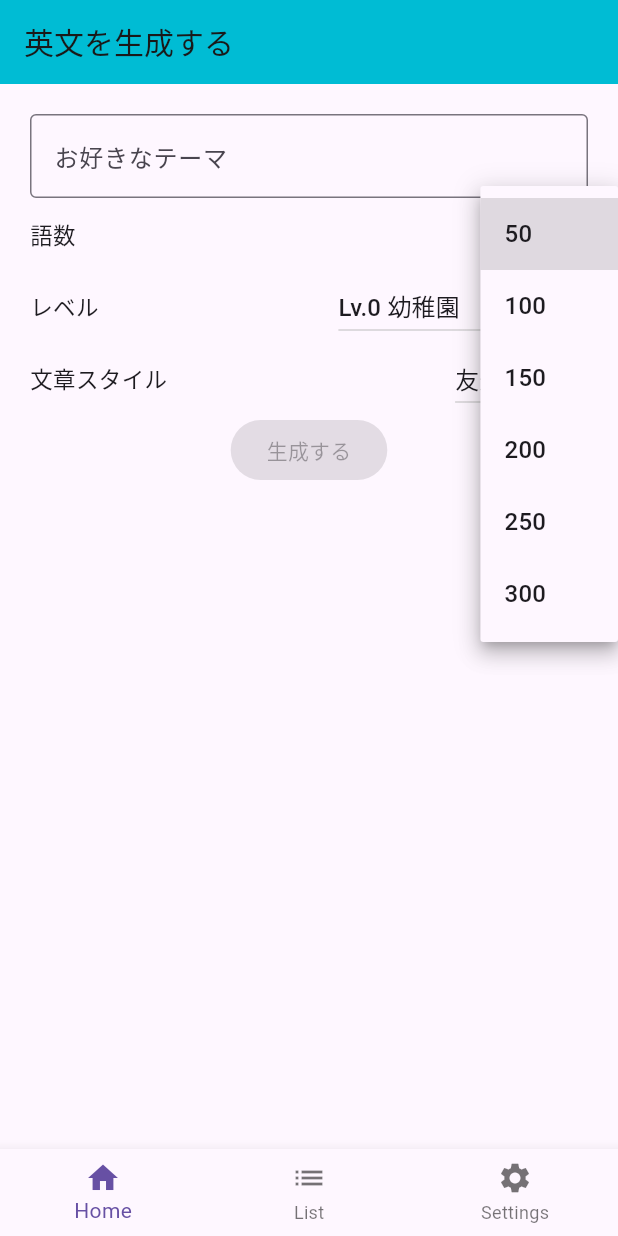
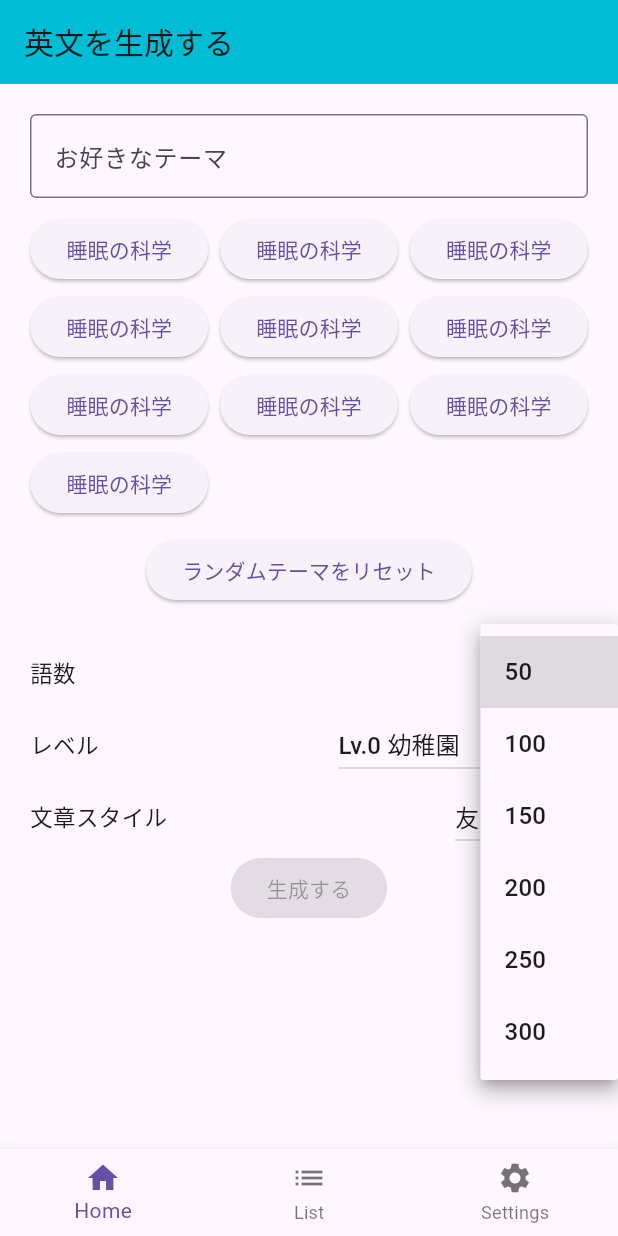
Before and after one commit to ffffgggg5/EnglishGenerate, a Flutter app: the screen it shows after launch, after a tap on "50", on a phone screen of 412 x 824 dp. Run offline on Flutter 3.47's test engine with Material 3 defaults, Android fonts, the phone set to English and light mode, and no system bars; our stand-ins replace audioplayers, flutter_dotenv, settings_ui, sqflite; missing offline and left inert: chat_gpt_sdk; accounts and stored records are empty.

Commit message:
ランダムテーマを追加

```diff
--- a/lib/main.dart
+++ b/lib/main.dart
@@ -1,13 +1,14 @@
 import 'package:flutter/material.dart';
 import 'package:flutter_dotenv/flutter_dotenv.dart';
 import 'second_page.dart';
-import 'setting_page.dart'; // SettingsPageをインポート
-import 'list_page.dart'; // ListPageをインポート
-import 'custom_dropdown.dart'; // CustomDropdownをインポート
-import 'items.dart'; // itemsをインポート
-import 'database_helper.dart'; // DatabaseHelperをインポート
+import 'setting_page.dart';
+import 'list_page.dart';
+import 'custom_dropdown.dart';
+import 'items.dart';
+import 'database_helper.dart';
+import 'themes.dart'; // themes.dartをインポート
 import 'package:sqflite/sqflite.dart';
-import 'package:path/path.dart' as path_lib; // エイリアスを付ける
+import 'package:path/path.dart' as path_lib;
 
 Future<void> main() async {
   await dotenv.load(fileName: '.env');
@@ -45,6 +46,7 @@ class _TopPageState extends State<TopPage> {
   String dropdownValueLength = itemsLength.first;
   String dropdownValueLevel = itemsLevel.first;
   String dropdownValueStyle = itemsStyle.first;
+  List<String> randomThemes = []; // ランダムテーマのリスト
 
   final TextEditingController _controllerTheme = TextEditingController();
   bool isButtonEnabled = false;
@@ -61,10 +63,26 @@ class _TopPageState extends State<TopPage> {
     });
   }
 
+  // ランダムなテーマを生成するメソッド。ここで個数も設定してるっぽい
+  void _generateRandomThemes() {
+    setState(() {
+      randomThemes = List.generate(10, (_) => getRandomTheme());
+    });
+  }
+
+  // ランダムテーマボタンが押されたときにテーマを設定するメソッド
+  void _setRandomTheme(String theme) {
+    setState(() {
+      _controllerTheme.text = theme;
+      _checkIfButtonShouldBeEnabled();
+    });
+  }
+
   @override
   void initState() {
     super.initState();
     _controllerTheme.addListener(_checkIfButtonShouldBeEnabled);
+    _generateRandomThemes(); // 初期化時にランダムテーマを生成
   }
 
   @override
@@ -117,6 +135,23 @@ class _TopPageState extends State<TopPage> {
                   _checkIfButtonShouldBeEnabled();
                 },
               ),
+              SizedBox(height: 10),
+              Wrap(
+                spacing: 8.0,
+                runSpacing: 4.0,
+                children: randomThemes.map((theme) {
+                  return ElevatedButton(
+                    onPressed: () => _setRandomTheme(theme),
+                    child: Text(theme),
+                  );
+                }).toList(),
+              ),
+              SizedBox(height: 10),
+              ElevatedButton(
+                onPressed: _generateRandomThemes, // ランダムテーマ生成ボタン
+                child: Text('ランダムテーマをリセット'),
+              ),
+              SizedBox(height: 20),
               Row(
                 mainAxisAlignment: MainAxisAlignment.spaceBetween,
                 children: [
--- a/lib/second_page.dart
+++ b/lib/second_page.dart
@@ -252,7 +252,7 @@ class _SecondPageState extends State<SecondPage> {
                     });
                     print(textJapanese);
                   },
-                  child: Text('和訳を表示'),
+                  child: Text('訳を表示'),
                 ),
                 AudioPlayerWidget(audioFilePath: audioFilePath),
               ],
--- /dev/null
+++ b/lib/themes.dart
@@ -0,0 +1,32 @@
+import 'dart:math';
+
+// テーマのリストを定義
+//足すのは簡単そうだな〜
+List<String> themesList = [
+  '睡眠の科学',
+  '印刷の歴史',
+  '動物の視界',
+  'ダークマター',
+  '言語の進化',
+  'ワクチン',
+  'ローラー物理',
+  'サンゴ礁',
+  '音楽の数',
+  '星の寿命',
+  'ネットの仕組み',
+  '気候変動',
+  'ケーキ科学',
+  '宇宙探査',
+  '夢の理由',
+  'ニュートン法',
+  'DNAの構造',
+  'エベレスト',
+  '免疫システム',
+  '古代エジプト'
+];
+
+// ランダムにテーマを取得する関数
+String getRandomTheme() {
+  final random = Random();
+  return themesList[random.nextInt(themesList.length)];
+}
```
Also changed, not shown: lib/detail_page.dart (+12 -3 lines), flutter_21.png (added), flutter_22.png (added), pubspec.lock, 1 other file.
